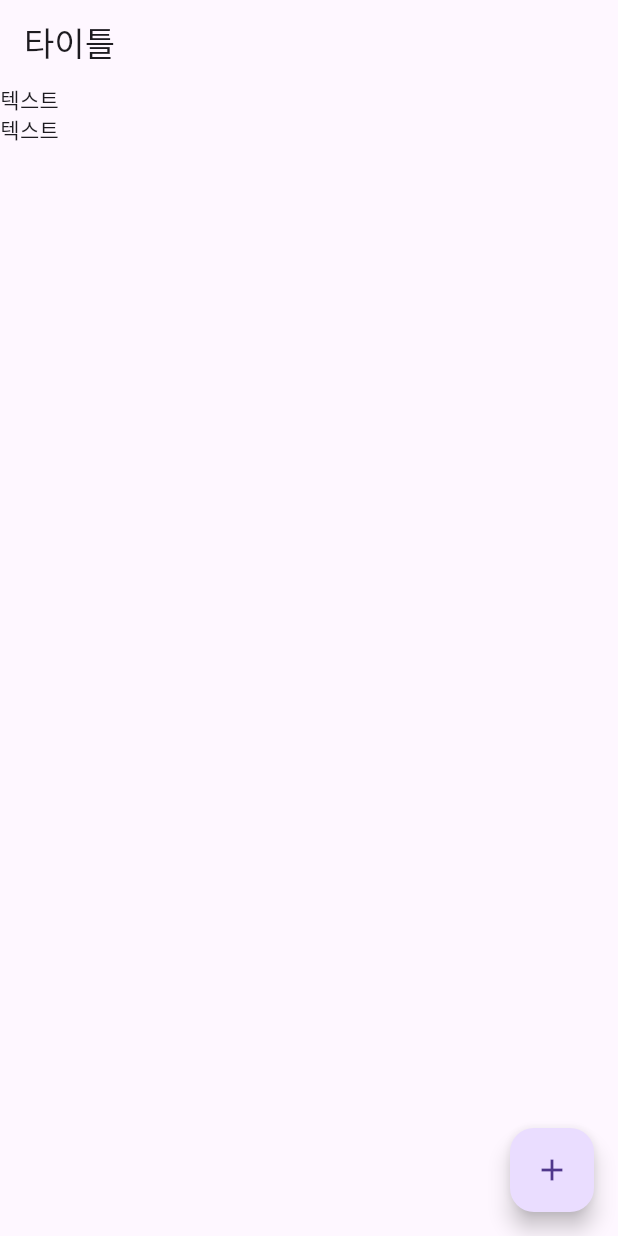
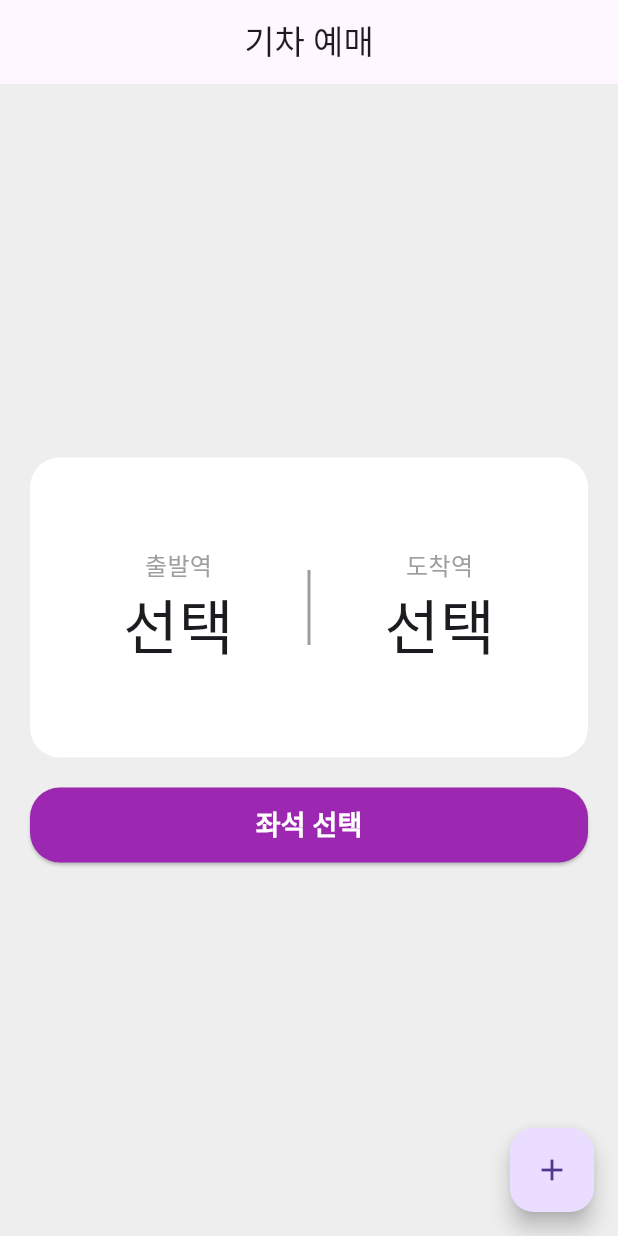
Before and after one commit to qbg5652/week3_homework, a Flutter app: the screen it shows after launch, on a phone screen of 412 x 824 dp. Run offline on Flutter 3.47's test engine with Material 3 defaults, Android fonts, the phone set to English and light mode, and no system bars.

Commit message:
기능 구현 중. 중간에 에뮬레이터가 왜 자꾸 안되는지.. 에뮬레이터... 정말 애증이네요

```diff
--- a/lib/main.dart
+++ b/lib/main.dart
@@ -1,4 +1,5 @@
 import 'package:flutter/material.dart';
+import 'package:week3_homework/pages/home_page.dart';
 
 void main() {
   runApp(const MyApp());
@@ -12,43 +13,3 @@ class MyApp extends StatelessWidget {
     return MaterialApp(debugShowCheckedModeBanner: false, home: HomePage());
   }
 }
-
-// 홈 페이지
-class HomePage extends StatelessWidget {
-  const HomePage({super.key});
-
-  @override
-  Widget build(BuildContext context) {
-    return Scaffold(
-      appBar: AppBar(title: Text("타이틀")),
-      body: Column(children: [Text("텍스트"), Text("텍스트")]),
-      floatingActionButton: FloatingActionButton(
-        child: Icon(Icons.add),
-        onPressed: () {
-          // 2번째 페이지 이동
-          Navigator.push(
-            context,
-            MaterialPageRoute(builder: (_) => SecondPage()),
-          );
-        },
-      ),
-    );
-  }
-}
-
-// 2번째 페이지
-class SecondPage extends StatelessWidget {
-  SecondPage({super.key});
-
-  TextEditingController contentController = TextEditingController();
-
-  @override
-  Widget build(BuildContext context) {
-    return Scaffold(
-      appBar: AppBar(
-        actions: [IconButton(onPressed: () {}, icon: Icon(Icons.delete))],
-      ),
-      body: Column(children: [Text('텍스트')]),
-    );
-  }
-}
--- /dev/null
+++ b/lib/pages/home_page.dart
@@ -0,0 +1,58 @@
+import 'package:flutter/material.dart';
+import 'package:week3_homework/pages/seat_page.dart';
+import 'package:week3_homework/pages/station_list_page.dart';
+import 'package:week3_homework/widgets/select_box.dart';
+
+// 홈 페이지
+class HomePage extends StatelessWidget {
+  const HomePage({super.key});
+
+  @override
+  Widget build(BuildContext context) {
+    return Scaffold(
+      appBar: AppBar(title: Text("기차 예매"), centerTitle: true),
+      body: Container(
+        color: Colors.grey[200],
+        child: Padding(
+          padding: const EdgeInsets.symmetric(horizontal: 20),
+          child: Column(
+            mainAxisAlignment: MainAxisAlignment.center,
+            children: [
+              SelectBox(),
+              SizedBox(height: 20),
+              SizedBox(
+                height: 50,
+                width: double.infinity,
+                child: ElevatedButton(
+                  style: ElevatedButton.styleFrom(
+                    backgroundColor: Colors.purple, //버튼색상
+                    foregroundColor: Colors.white, //글자색상
+                    shape: RoundedRectangleBorder(
+                      //둥글기 설정
+                      borderRadius: BorderRadius.circular(20),
+                    ),
+                  ),
+                  onPressed: () {},
+                  child: Text(
+                    "좌석 선택",
+                    style: TextStyle(fontSize: 18, fontWeight: FontWeight.bold),
+                  ),
+                ),
+              ),
+            ],
+          ),
+        ),
+      ),
+      floatingActionButton: FloatingActionButton(
+        child: Icon(Icons.add),
+        onPressed: () {
+          // 2번째 페이지 이동
+          Navigator.push(
+            context,
+            MaterialPageRoute(builder: (_) => SeatPage()),
+          );
+        },
+      ),
+    );
+  }
+}
--- /dev/null
+++ b/lib/widgets/select_box.dart
@@ -0,0 +1,42 @@
+import 'package:flutter/material.dart';
+
+class SelectBox extends StatelessWidget {
+  const SelectBox({super.key});
+
+  @override
+  Widget build(BuildContext context) {
+    return Container(
+      decoration: BoxDecoration(
+        borderRadius: BorderRadius.circular(20),
+        color: Colors.white, // 밖에다 두면 색상 적용은 되지만.. BoxDecoration을 사용못함..
+      ),
+      width: double.infinity,
+      height: 200,
+      child: Row(
+        mainAxisAlignment: MainAxisAlignment.center,
+        children: [
+          StationSelect("출발역", "선택"),
+          VerticalDivider(
+            thickness: 2,
+            color: Colors.grey,
+            width: 100,
+            indent: 75,
+            endIndent: 75,
+          ),
+
+          StationSelect("도착역", "선택"),
+        ],
+      ),
+    );
+  }
+
+  Widget StationSelect(String text, String selectStation) {
+    return Column(
+      mainAxisAlignment: MainAxisAlignment.center,
+      children: [
+        Text(text, style: TextStyle(color: Colors.grey, fontSize: 16)),
+        Text(selectStation, style: TextStyle(fontSize: 40)),
+      ],
+    );
+  }
+}
```
Also changed, not shown: lib/pages/seat_page.dart (added, +117 -0 lines), lib/pages/station_list_page.dart (added, +55 -0 lines), 3 other files.
